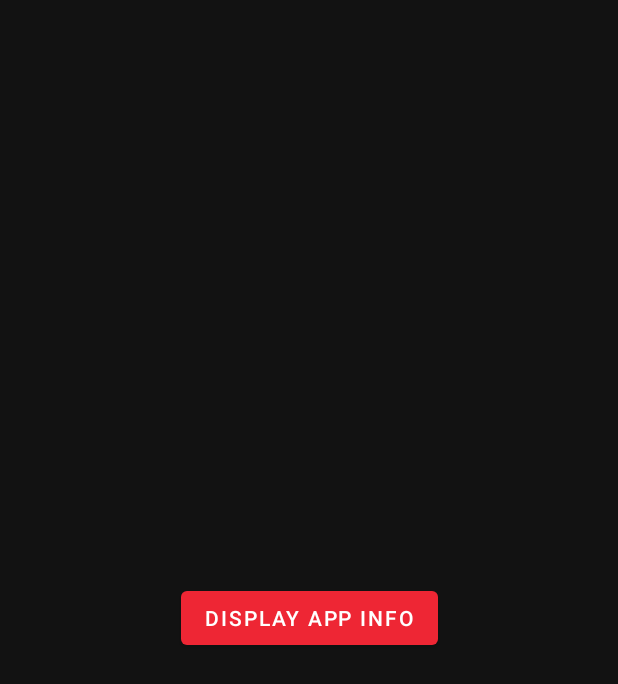
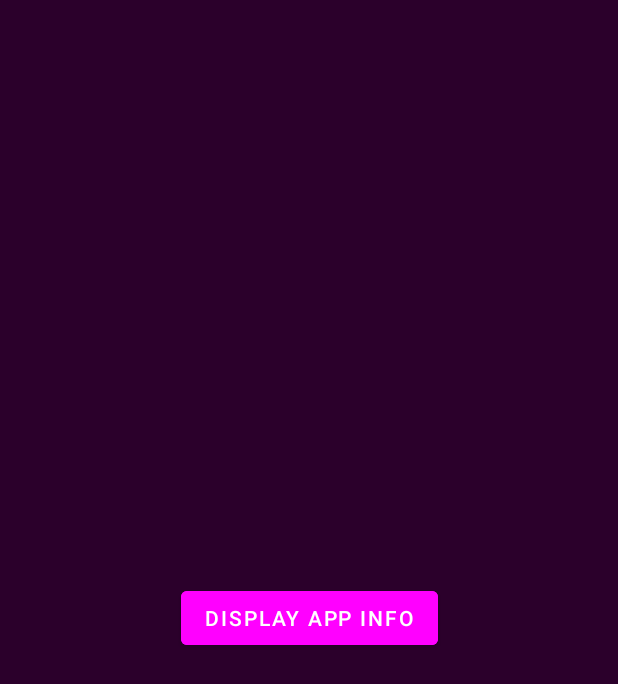
Before and after one commit to azurmop/Mapp, an Android app: the screen it shows after launch (MainActivity), on a phone screen of 412 x 824 dp. Shown: the top 684 px of the screen. Run offline under Robolectric (Android 15) with nearby library versions, the phone set to English and light mode, and no system bars.

Commit message:
Change brand colors

```diff
--- a/app/src/main/res/layout/activity_main.xml
+++ b/app/src/main/res/layout/activity_main.xml
@@ -3,6 +3,7 @@
     xmlns:app="http://schemas.android.com/apk/res-auto"
     xmlns:tools="http://schemas.android.com/tools"
     android:layout_width="match_parent"
+    android:background="#2B002B"
     android:layout_height="match_parent"
     tools:context=".MainActivity">
 
@@ -10,6 +11,7 @@
         android:id="@+id/info_button"
         android:layout_width="wrap_content"
         android:layout_height="wrap_content"
+        android:backgroundTint="#ff00ff"
         android:text="Display app info"
         app:layout_constraintBottom_toBottomOf="parent"
         app:layout_constraintLeft_toLeftOf="parent"
```
